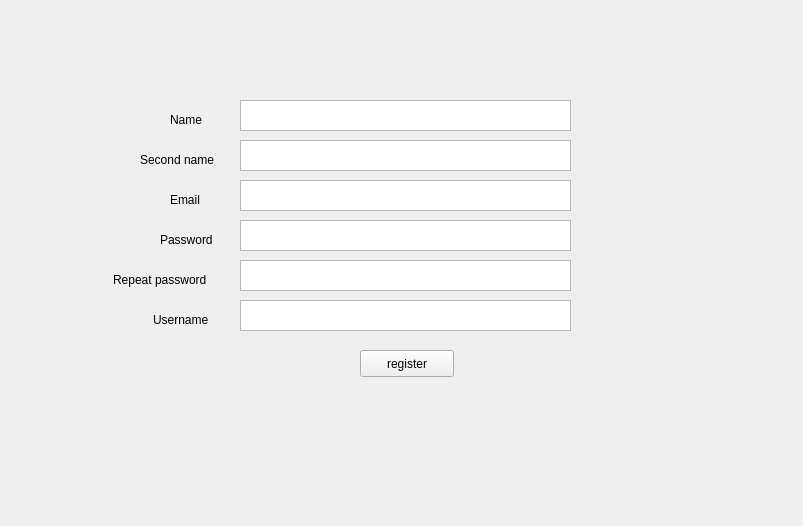
The window that gui_xml_files/bline_gui.ui (AdamGajdosik/dbs) describes before a commit, drawn with Qt 5.
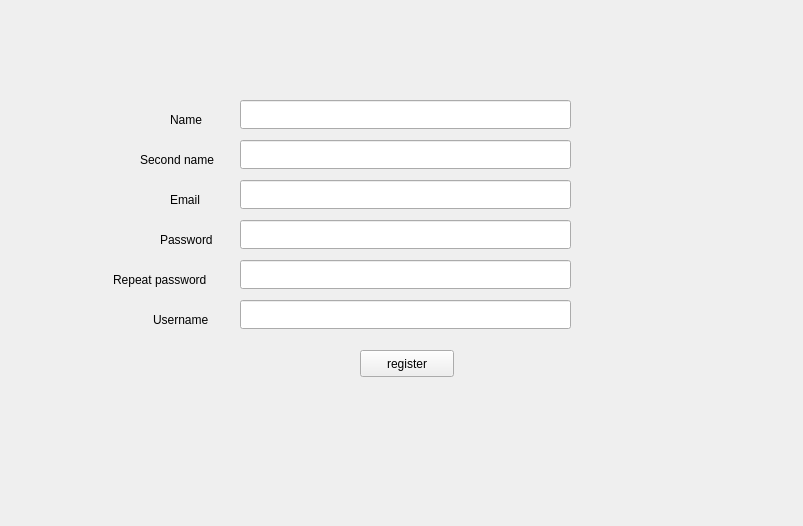
The same window after the commit. The open tabs and pages were chosen to show the change. Icons and pictures are not drawn.

What changed in the file:
```diff
--- a/gui_xml_files/bline_gui.ui
+++ b/gui_xml_files/bline_gui.ui
@@ -111,84 +111,6 @@
      </widget>
     </widget>
     <widget class="QWidget" name="registration">
-     <widget class="QTextEdit" name="reg_name">
-      <property name="geometry">
-       <rect>
-        <x>240</x>
-        <y>120</y>
-        <width>331</width>
-        <height>31</height>
-       </rect>
-      </property>
-      <property name="cursor" stdset="0">
-       <cursorShape>IBeamCursor</cursorShape>
-      </property>
-     </widget>
-     <widget class="QTextEdit" name="reg_second_name">
-      <property name="geometry">
-       <rect>
-        <x>240</x>
-        <y>160</y>
-        <width>331</width>
-        <height>31</height>
-       </rect>
-      </property>
-      <property name="cursor" stdset="0">
-       <cursorShape>IBeamCursor</cursorShape>
-      </property>
-     </widget>
-     <widget class="QTextEdit" name="reg_email">
-      <property name="geometry">
-       <rect>
-        <x>240</x>
-        <y>200</y>
-        <width>331</width>
-        <height>31</height>
-       </rect>
-      </property>
-      <property name="cursor" stdset="0">
-       <cursorShape>IBeamCursor</cursorShape>
-      </property>
-     </widget>
-     <widget class="QTextEdit" name="reg_password">
-      <property name="geometry">
-       <rect>
-        <x>240</x>
-        <y>240</y>
-        <width>331</width>
-        <height>31</height>
-       </rect>
-      </property>
-      <property name="cursor" stdset="0">
-       <cursorShape>IBeamCursor</cursorShape>
-      </property>
-     </widget>
-     <widget class="QTextEdit" name="reg_password_repeat">
-      <property name="geometry">
-       <rect>
-        <x>240</x>
-        <y>280</y>
-        <width>331</width>
-        <height>31</height>
-       </rect>
-      </property>
-      <property name="cursor" stdset="0">
-       <cursorShape>IBeamCursor</cursorShape>
-      </property>
-     </widget>
-     <widget class="QTextEdit" name="reg_username">
-      <property name="geometry">
-       <rect>
-        <x>240</x>
-        <y>320</y>
-        <width>331</width>
-        <height>31</height>
-       </rect>
-      </property>
-      <property name="cursor" stdset="0">
-       <cursorShape>IBeamCursor</cursorShape>
-      </property>
-     </widget>
      <widget class="QPushButton" name="register_confirm">
       <property name="geometry">
        <rect>
@@ -299,6 +221,72 @@
        <string/>
       </property>
      </widget>
+     <widget class="QLineEdit" name="reg_name">
+      <property name="geometry">
+       <rect>
+        <x>240</x>
+        <y>120</y>
+        <width>331</width>
+        <height>29</height>
+       </rect>
+      </property>
+     </widget>
+     <widget class="QLineEdit" name="reg_second_name">
+      <property name="geometry">
+       <rect>
+        <x>240</x>
+        <y>160</y>
+        <width>331</width>
+        <height>29</height>
+       </rect>
+      </property>
+     </widget>
+     <widget class="QLineEdit" name="reg_email">
+      <property name="geometry">
+       <rect>
+        <x>240</x>
+        <y>200</y>
+        <width>331</width>
+        <height>29</height>
+       </rect>
+      </property>
+     </widget>
+     <widget class="QLineEdit" name="reg_password">
+      <property name="geometry">
+       <rect>
+        <x>240</x>
+        <y>240</y>
+        <width>331</width>
+        <height>29</height>
+       </rect>
+      </property>
+      <property name="echoMode">
+       <enum>QLineEdit::Password</enum>
+      </property>
+     </widget>
+     <widget class="QLineEdit" name="reg_password_repeat">
+      <property name="geometry">
+       <rect>
+        <x>240</x>
+        <y>280</y>
+        <width>331</width>
+        <height>29</height>
+       </rect>
+      </property>
+      <property name="echoMode">
+       <enum>QLineEdit::Password</enum>
+      </property>
+     </widget>
+     <widget class="QLineEdit" name="reg_username">
+      <property name="geometry">
+       <rect>
+        <x>240</x>
+        <y>320</y>
+        <width>331</width>
+        <height>29</height>
+       </rect>
+      </property>
+     </widget>
     </widget>
     <widget class="QWidget" name="registration_result"/>
     <widget class="QWidget" name="login">
```
Left out of the diff: 46 changed lines with no effect on the pictures.
